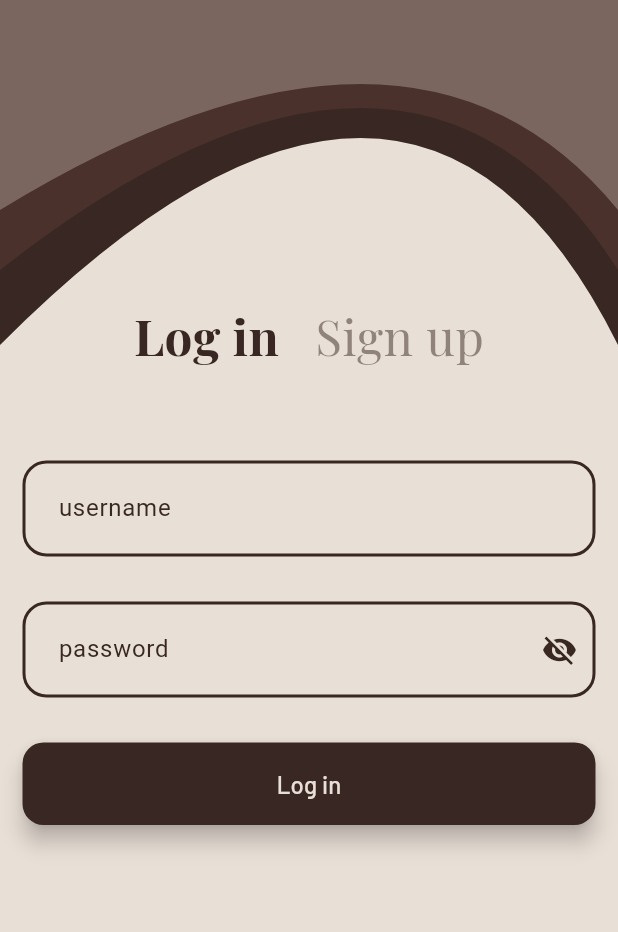
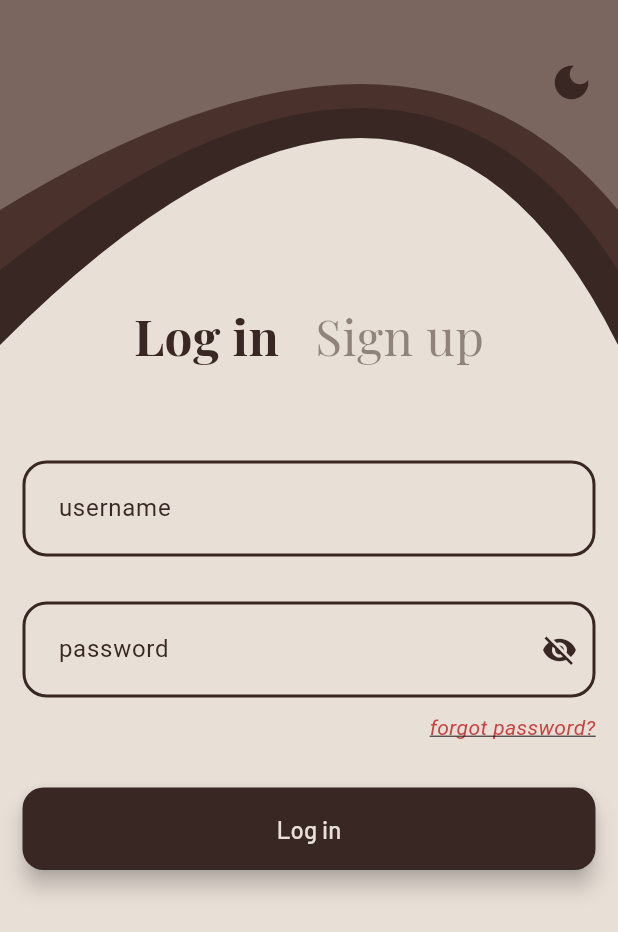
Before and after one commit to areen-b/brew_notes, a Flutter app: the screen it shows after launch, after a tap on "Log in", on a phone screen of 412 x 824 dp. Shown: the top 932 px of the screen. Run offline on Flutter 3.47's test engine with Material 3 defaults, Android fonts, the phone set to English and light mode, and no system bars.

Commit message:
light/dark mode icon

```diff
--- a/lib/screens/landing_page.dart
+++ b/lib/screens/landing_page.dart
@@ -13,9 +13,11 @@ class LandingPage extends StatelessWidget {
 
     return Scaffold(
       backgroundColor: AppColors.latteFoam,
-      body: Column(
+      body: Stack(
         children: [
-          // Top Curved Header
+          // Background and content
+          Column(
+            children: [
               ClipPath(
                 clipper: TopCurveClipper(),
                 child: Container(
@@ -85,9 +87,18 @@ class LandingPage extends StatelessWidget {
                     SizedBox(width: screenWidth * 0.04),
                     Expanded(
                       child: AppButton(label: 'Sign up', onPressed: () {}),
-                )
+                    ),
                   ],
                 ),
+              ),
+            ],
+          ),
+
+          // Floating theme toggle button
+          const Positioned(
+            top: 40,
+            right: 16,
+            child: ThemeToggleButton(iconColor: AppColors.latteFoam),
           ),
         ],
       ),
--- a/lib/screens/login_page.dart
+++ b/lib/screens/login_page.dart
@@ -20,6 +20,7 @@ class _LoginPageState extends State<LoginPage> {
 
     return Scaffold(
       backgroundColor: AppColors.latteFoam,
+
       body: Stack(
           children: [
           // Top curve background
@@ -45,6 +46,13 @@ class _LoginPageState extends State<LoginPage> {
               child: Container(
                 height: 140,
                 color: AppColors.latteFoam.withOpacity(0.3)
+              ),
+            ),
+            const Positioned(
+              top: 40,
+              right: 16,
+              child: ThemeToggleButton(
+                iconColor: AppColors.brown,
               ),
             ),
       SafeArea(
@@ -97,7 +105,24 @@ class _LoginPageState extends State<LoginPage> {
                 buildTextField("username"),
                 const SizedBox(height: 30),
                 buildTextField("password", isPassword: true),
-
+                const SizedBox(height: 10),
+                Align(
+                  alignment: Alignment.centerRight,
+                  child: GestureDetector(
+                    onTap: () {
+                      // TODO: handle forgot password logic here
+                      print("Forgot password tapped!");
+                    },
+                    child: Text(
+                      "forgot password?",
+                      style: TextStyle(
+                        color: AppColors.error,
+                        fontStyle: FontStyle.italic,
+                        decoration: TextDecoration.underline,
+                      ),
+                    ),
+                  ),
+                ),
                 const SizedBox(height: 30),
                 SizedBox(
                   width: double.infinity,
--- a/lib/screens/signup_page.dart
+++ b/lib/screens/signup_page.dart
@@ -47,6 +47,13 @@ class _SignUpPageState extends State<SignUpPage> {
           color: AppColors.latteFoam.withOpacity(0.3),
         ),
       ),
+              const Positioned(
+                top: 40,
+                right: 16,
+                child: ThemeToggleButton(
+                  iconColor: AppColors.brown,
+                ),
+              ),
     SafeArea(
         child: SingleChildScrollView(
           child: Padding(
--- a/lib/theme.dart
+++ b/lib/theme.dart
@@ -7,6 +7,7 @@ class AppColors{
   static const brown = Color(0xFF392723);     //darker brown
   static const caramel = Color(0xFFD6A77A);       //edit entry box color
   static const sage = Color(0xFFA7B89E);          //edit entry box color
+  static const error = Color (0xFFC84343);
 
   //dark mode
   static const darkBackground = Color(0xFF2D241B);  // background
--- a/lib/widgets.dart
+++ b/lib/widgets.dart
@@ -129,3 +129,25 @@ class TopInverseCurveClipper extends CustomClipper<Path> {
   @override
   bool shouldReclip(CustomClipper<Path> oldClipper) => false;
 }
+
+class ThemeToggleButton extends StatelessWidget {
+  final VoidCallback? onTap;
+  final Color? iconColor;
+
+  const ThemeToggleButton({super.key, this.onTap, this.iconColor});
+
+  @override
+  Widget build(BuildContext context) {
+    return GestureDetector(
+      onTap: onTap ?? () {
+        // TODO: Implement theme switch logic here
+        print("Theme toggle tapped!");
+      },
+      child: Icon(
+        Icons.dark_mode,
+        color: iconColor ?? AppColors.brown,
+        size: 30,
+      ),
+    );
+  }
+}
```
Lines whose indentation alone changed are shown as unchanged.
